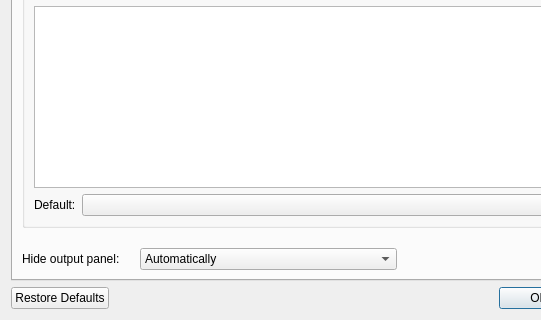
This is src/PrefsDialog.ui in Sharpie/TeXworks as Qt 5 draws it before an edit; both pictures show x 0 to 541 and y 214 to 534 of the 676 by 534 pixel window. The edited form follows.
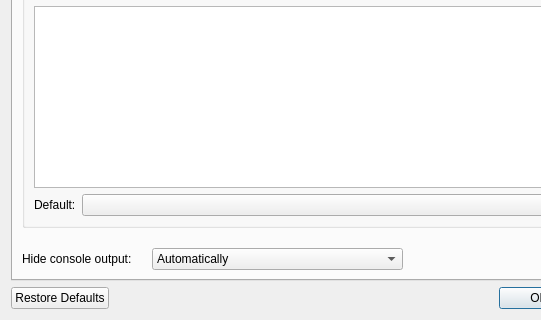
This is the edited form. The open tabs and pages were chosen to show the change. Icons and pictures are not drawn.

Commit message: Rename "Show/Hide Output Panel" to "Show/Hide Console Output" in menu and prefs dialog (issue 274)

Diff of the .ui file:
```diff
--- a/src/PrefsDialog.ui
+++ b/src/PrefsDialog.ui
@@ -900,7 +900,7 @@
               </sizepolicy>
              </property>
              <property name="text">
-              <string>Hide output panel:</string>
+              <string>Hide console output:</string>
              </property>
             </widget>
            </item>
```
Left out of the diff: 12 changed lines with no effect on the pictures. The commit also changes 3 other files.
